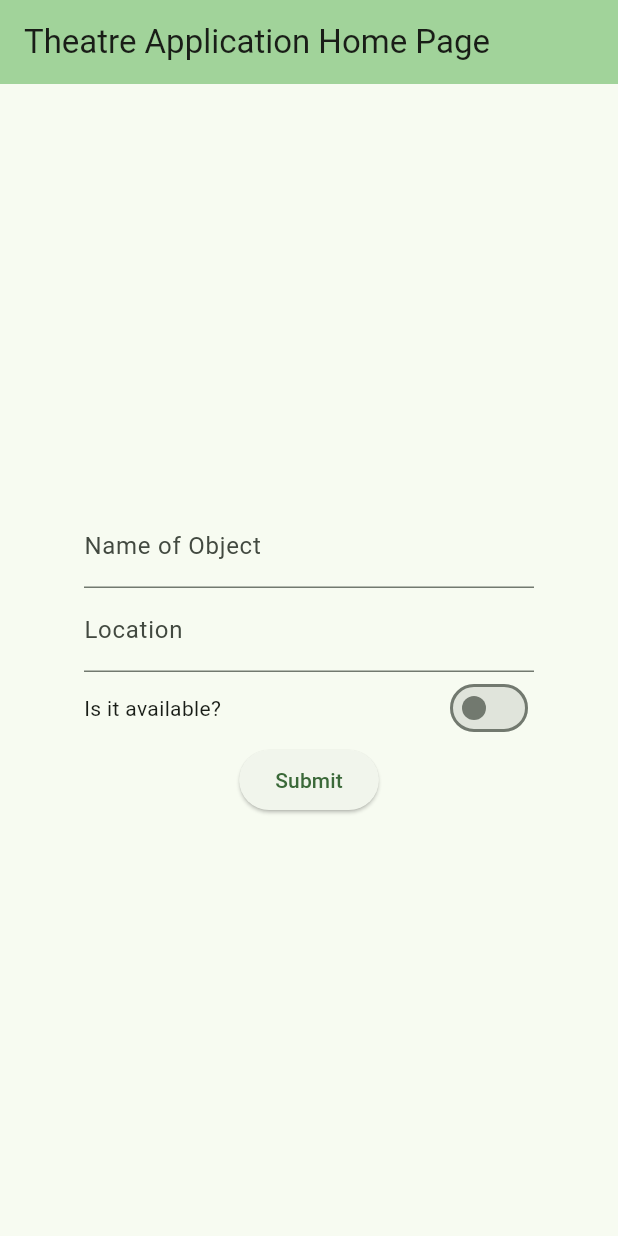
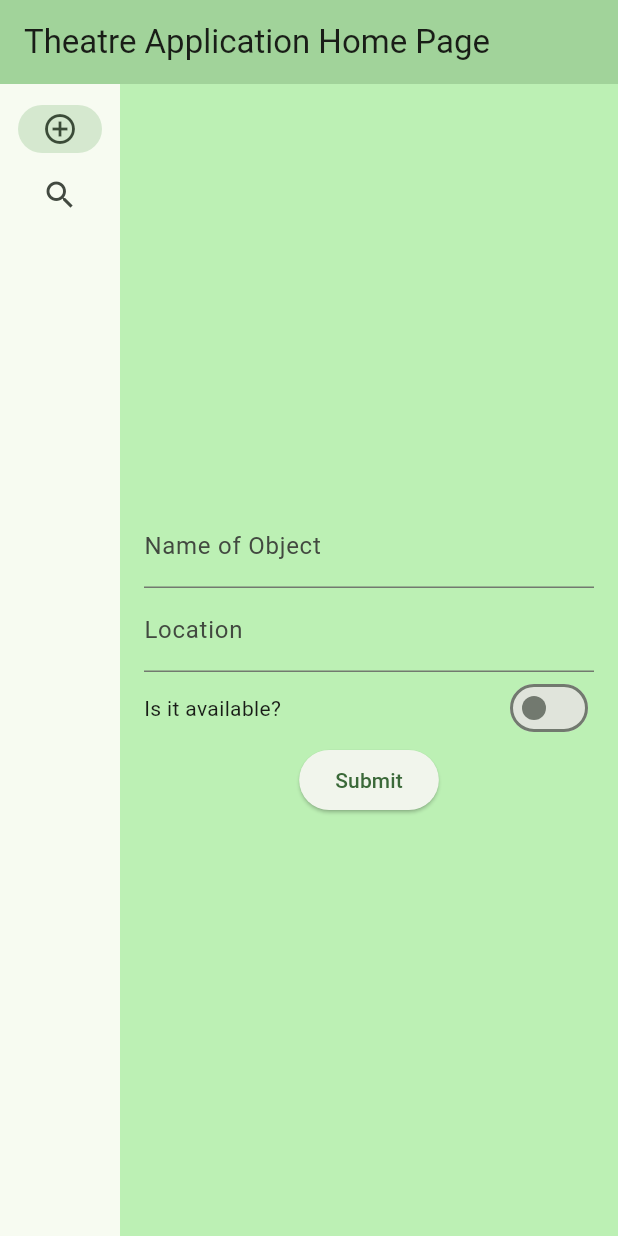
Before and after one commit to JonCrowther/theatre-project, a Flutter app: the screen it shows after launch, on a phone screen of 412 x 824 dp. Run offline on Flutter 3.47's test engine with Material 3 defaults, Android fonts, the phone set to English and light mode, and no system bars; our stand-ins replace cloud_firestore, firebase_core; accounts and stored records are empty; statements that could not run were skipped.

Commit message:
Have page for adding and a page for viewing

```diff
--- a/theatre_application/lib/main.dart
+++ b/theatre_application/lib/main.dart
@@ -2,6 +2,8 @@ import 'resource.dart';
 import 'package:flutter/material.dart';
 import 'package:firebase_core/firebase_core.dart';
 import 'package:theatre_application/firebase_options.dart';
+import 'package:cloud_firestore/cloud_firestore.dart';
+
 
 void main() async {
   WidgetsFlutterBinding.ensureInitialized();
@@ -35,14 +37,69 @@ class MyHomePage extends StatefulWidget {
 }
 
 class _MyHomePageState extends State<MyHomePage> {
+   var selectedIndex = 0;
+
   @override
   Widget build(BuildContext context) {
+    Widget page;
+    switch (selectedIndex) {
+      case 0:
+        page = const SubmitResourcePage();
+      case 1:
+        page = ResourceListPage();
+      default:
+        throw UnimplementedError('no widget for $selectedIndex');
+    }
+    return LayoutBuilder(
+      builder: (context, constraints) {
         return Scaffold(
           appBar: AppBar(
             backgroundColor: Theme.of(context).colorScheme.inversePrimary,
             title: Text(widget.title),
           ),
-      body: const Center(
+          body: Row(
+            children: [
+              SafeArea(
+                child: NavigationRail(
+                  extended: constraints.maxWidth >= 600,
+                  destinations: const [
+                    NavigationRailDestination(
+                      icon: Icon(Icons.add_circle_outline),
+                      label: Text("Add Resource"),
+                    ),
+                    NavigationRailDestination(
+                      icon: Icon(Icons.search),
+                      label: Text("Find Resource")
+                    ),
+                  ],
+                  selectedIndex: selectedIndex,
+                  onDestinationSelected: (value) {
+                    setState(() {
+                      selectedIndex = value;
+                    });
+                  },
+                ),
+              ),
+              Expanded(
+                child: Container(
+                  color: Theme.of(context).colorScheme.primaryContainer,
+                  child: page
+                ),
+              ),
+            ],
+          ),
+        );
+      }
+    );
+  }
+}
+
+class SubmitResourcePage extends StatelessWidget {
+  const SubmitResourcePage({super.key});
+
+  @override
+  Widget build(BuildContext context) {
+    return const Center(
       child: Column(
         mainAxisAlignment: MainAxisAlignment.center,
         children: <Widget>[
@@ -51,8 +108,7 @@ class _MyHomePageState extends State<MyHomePage> {
             child: ResourceForm(),
           )
         ],
-        ),
-      ),
+      )
     );
   }
 }
@@ -145,3 +201,59 @@ class _ResourceForm extends State<ResourceForm> {
     );
   }
 }
+
+class ResourceListPage extends StatelessWidget {
+  ResourceListPage({super.key});
+
+  final CollectionReference _resourceDB = FirebaseFirestore.instance.collection('resources');
+  late final resources = _resourceDB.get();
+
+  @override
+  Widget build(BuildContext context) {
+    return Center(
+      child: FutureBuilder(
+        future: resources,
+        builder: (context, snapshot){
+          if (snapshot.hasData) {
+            return DataTable(
+              columns: const <DataColumn>[
+                DataColumn(label: Text("Name")),
+                DataColumn(label: Text("Location")),
+                DataColumn(label: Text("Available")),
+              ],
+              rows: List<DataRow>.generate(
+                (){return snapshot.data!.docs.length;}(),
+                (int index) {
+                  var document = snapshot.data!.docs[index];
+                  return DataRow(
+                    cells: <DataCell>[
+                      DataCell(Text(document.get("resource_name"))),
+                      DataCell(Text(document.get("location"))),
+                      DataCell(Text(document.get("available").toString())),
+                    ]
+                  );
+                }
+              )
+            );
+            /*
+            return ListView.builder(
+              itemCount: (){
+                return snapshot.data!.docs.length;
+              }(),
+              itemBuilder: (context, index) {
+                var data = snapshot.data!.docs;
+                var text = data[index].data().toString();
+                return ListTile(
+                  title: Text(text),
+                );
+              },
+            );*/
+          }
+
+          if (snapshot.hasError) return const Text("error");
+          return const CircularProgressIndicator();
+        },
+      )
+    );
+  }
+}
```
Lines whose indentation alone changed are shown as unchanged.
